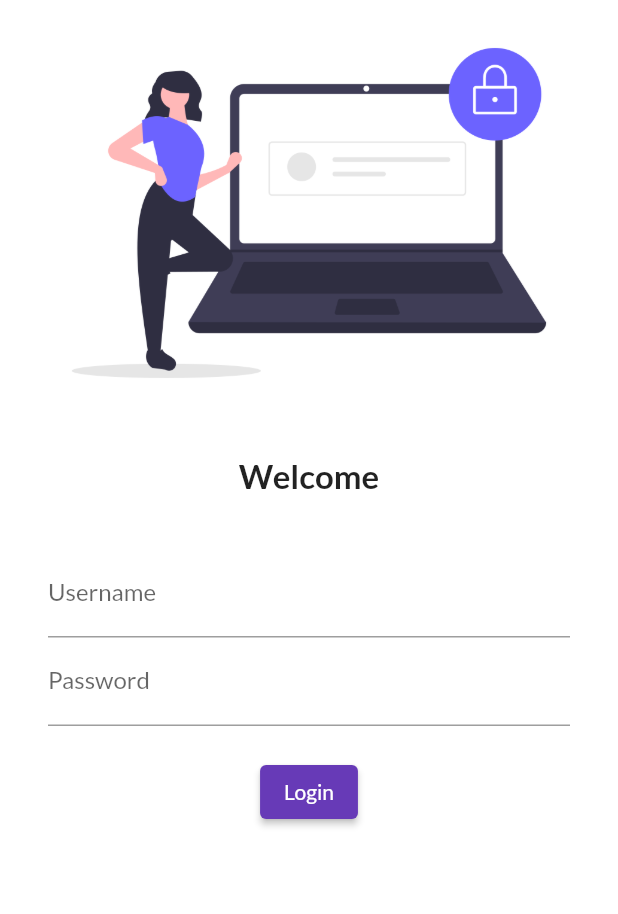
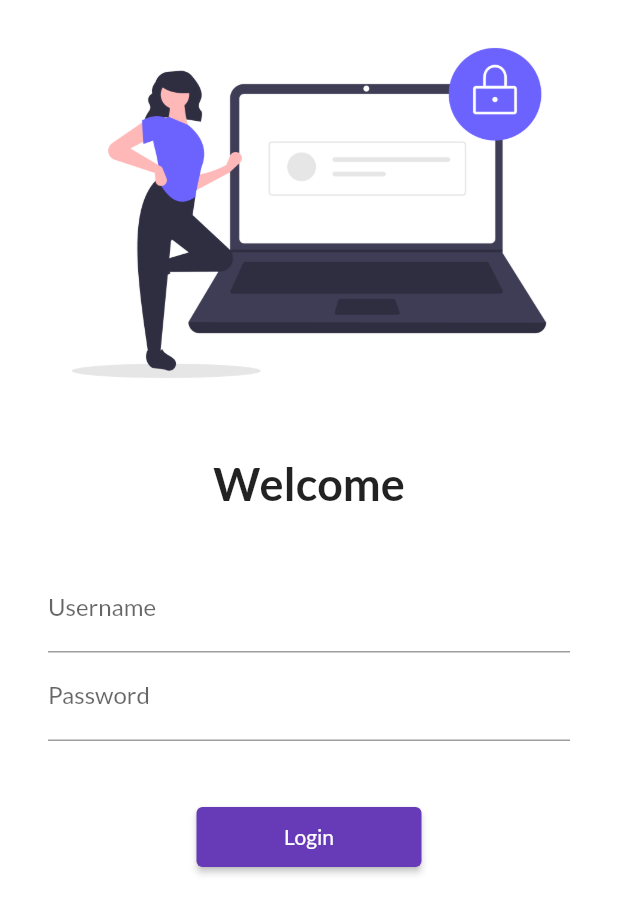
Before and after one commit to Shakti184/FlutterProject, a Flutter app: the screen it shows after launch, on a phone screen of 412 x 824 dp. Shown: the top 914 px of the screen. Run offline on Flutter 3.47's test engine with Material 2 defaults, Android fonts, the phone set to English and light mode, and no system bars; our stand-ins replace google_fonts.

Commit message:
day 5 completed

```diff
--- a/lib/main.dart
+++ b/lib/main.dart
@@ -1,6 +1,7 @@
 import 'package:flutter/material.dart';
 import 'package:flutter_application_1/pages/home_page.dart';
 import 'package:flutter_application_1/pages/login_page.dart';
+import 'package:flutter_application_1/utils/routes.dart';
 import 'package:google_fonts/google_fonts.dart';
 
 void main(){
@@ -18,14 +19,15 @@ class MyApp extends StatelessWidget {
       fontFamily: GoogleFonts.lato().fontFamily,
       primaryTextTheme: GoogleFonts.latoTextTheme(),
       ),
+      //debugShowCheckedModeBanner: false,
       darkTheme: ThemeData(
         brightness: Brightness.dark,
       ),
       initialRoute: "/",
       routes: {
         "/": (context) => LoginPage(),
-        "/home": (context) => HomePage(),
-        "/login": (context) => LoginPage(),
+        Myroutes.homeRoute: (context) => HomePage(),
+        Myroutes.loginRoute: (context) => LoginPage(),
       },
     );
   }
--- a/lib/pages/login_page.dart
+++ b/lib/pages/login_page.dart
@@ -1,4 +1,5 @@
 import 'package:flutter/material.dart';
+import 'package:flutter_application_1/utils/routes.dart';
 
 class LoginPage extends StatelessWidget {
   const LoginPage({ Key? key }) : super(key: key);
@@ -7,6 +8,7 @@ class LoginPage extends StatelessWidget {
   Widget build(BuildContext context) {
     return Material(
       color: Colors.white,
+      child: SingleChildScrollView(
         child: Column(
           children: [
             Image.asset("assets/image/undraw_secure_login_pdn4.png",
@@ -18,7 +20,7 @@ class LoginPage extends StatelessWidget {
             Text(
               "Welcome",
               style: TextStyle(
-              fontSize: 22,
+                fontSize: 30,
                 fontWeight: FontWeight.bold,
               ),
             ),
@@ -43,19 +45,22 @@ class LoginPage extends StatelessWidget {
                     ),
                   ),
                   SizedBox(
-                  height: 20.0,
+                    height: 40.0,
                   ),
                   ElevatedButton(
                     onPressed: (){
-                    print("HELLO!");
+                      Navigator.pushNamed(context, Myroutes.homeRoute);
                     },
                     child: Text("Login"),
-                  style: TextButton.styleFrom(),
+                    style: TextButton.styleFrom(
+                      minimumSize: Size(150, 40)
+                    ),
                   ),
                 ],
               ),
             ),
           ],
+        ),
       )
     );
   }
--- /dev/null
+++ b/lib/utils/routes.dart
@@ -0,0 +1,4 @@
+class Myroutes{
+  static String loginRoute = "/login";
+  static String homeRoute = "/home";
+}
```
Lines whose indentation alone changed are shown as unchanged.
